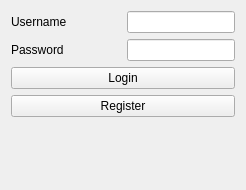
Qt form PersonalPlanner/login.ui (sabrine-gamdou/PersonalPlanner) before a commit.
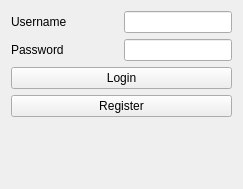
The same form after that commit.

```diff
--- a/PersonalPlanner/login.ui
+++ b/PersonalPlanner/login.ui
@@ -6,8 +6,8 @@
    <rect>
     <x>0</x>
     <y>0</y>
-    <width>246</width>
-    <height>190</height>
+    <width>243</width>
+    <height>189</height>
    </rect>
   </property>
   <property name="windowTitle">
```
